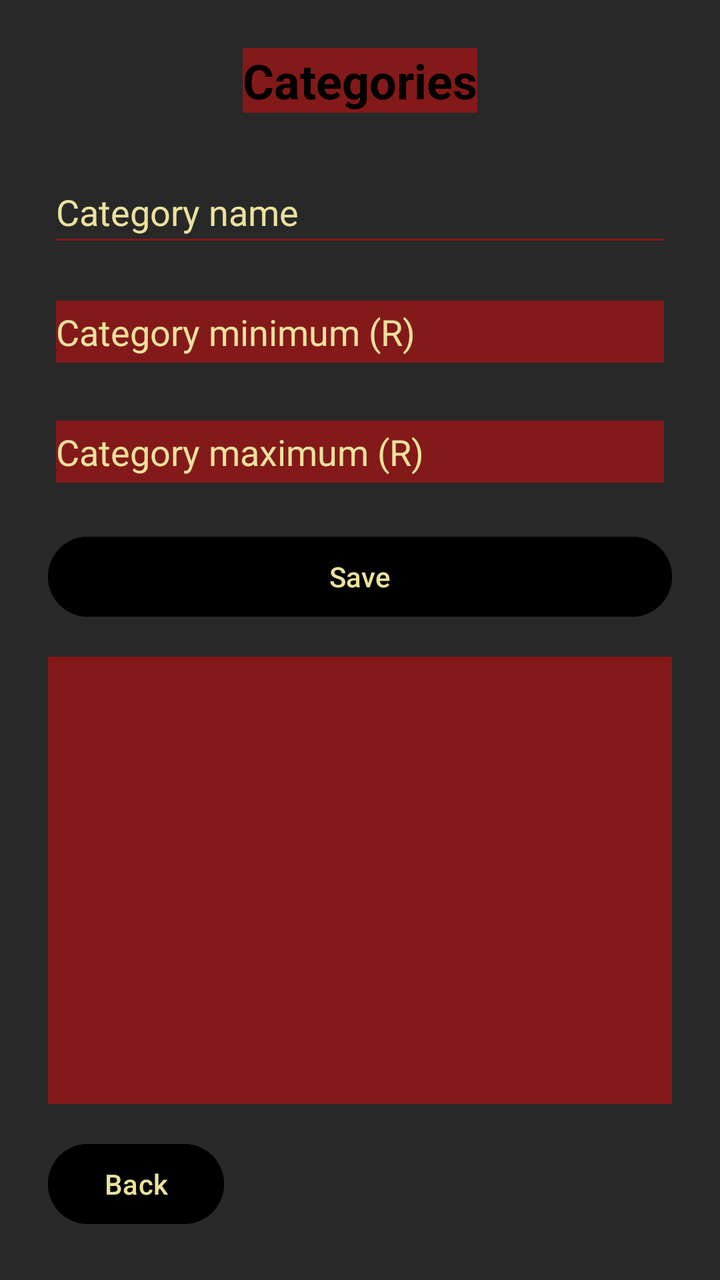
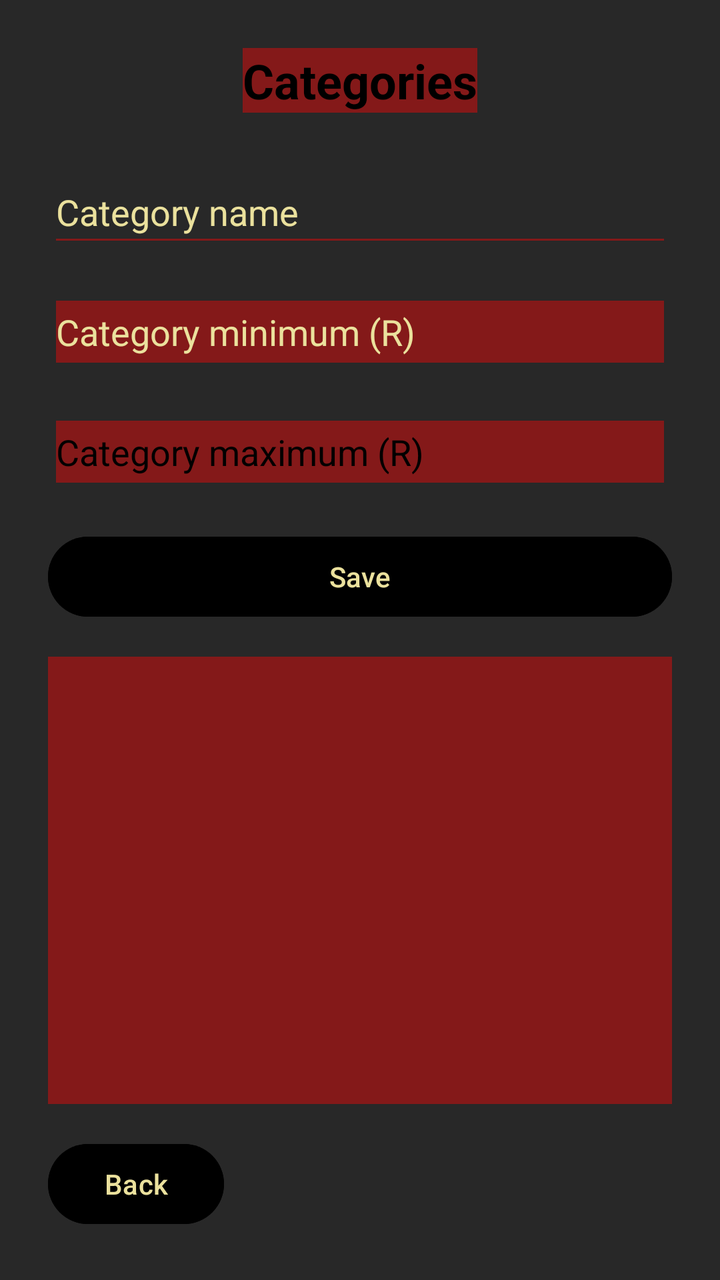

An Android layout rendered at two revisions. The XML below is the earlier revision; the diff shows what the commit changed to produce the second picture.
<!-- AndroidManifest.xml: application theme Theme.OPSC7311Introduction -->
<!-- res/layout/activity_categories.xml -->
<?xml version="1.0" encoding="utf-8"?>
<androidx.constraintlayout.widget.ConstraintLayout xmlns:android="http://schemas.android.com/apk/res/android"
    xmlns:app="http://schemas.android.com/apk/res-auto"
    xmlns:tools="http://schemas.android.com/tools"
    android:layout_width="match_parent"
    android:layout_height="match_parent"
    android:background="#282828"
    android:backgroundTint="#282828"
    android:padding="24dp"
    tools:context=".Categories">

    <TextView
        android:id="@+id/tvCategoriesTitle"
        android:layout_width="wrap_content"
        android:layout_height="wrap_content"
        android:background="#841919"
        android:text="Categories"
        android:textColor="#000000"
        android:textSize="24sp"
        android:textStyle="bold"
        app:layout_constraintEnd_toEndOf="parent"
        app:layout_constraintStart_toStartOf="parent"
        app:layout_constraintTop_toTopOf="parent" />

    <EditText
        android:id="@+id/etCategory"
        android:layout_width="0dp"
        android:layout_height="wrap_content"
        android:layout_marginTop="24dp"
        android:backgroundTint="#841919"
        android:hint="Category name"
        android:inputType="text"
        android:minHeight="48dp"
        android:textColor="#841919"
        android:textColorHint="#EBE19D"
        app:layout_constraintEnd_toEndOf="parent"
        app:layout_constraintStart_toStartOf="parent"
        app:layout_constraintTop_toBottomOf="@id/tvCategoriesTitle" />

    <EditText
        android:id="@+id/etMin"
        android:layout_width="0dp"
        android:layout_height="wrap_content"
        android:layout_marginTop="12dp"
        android:backgroundTint="#841919"
        android:backgroundTintMode="screen"
        android:hint="Category minimum (R)"
        android:inputType="numberDecimal"
        android:minHeight="48dp"
        android:textColor="#000000"
        android:textColorHint="#EBE19D"
        app:layout_constraintEnd_toEndOf="parent"
        app:layout_constraintStart_toStartOf="parent"
        app:layout_constraintTop_toBottomOf="@id/etCategory" />

    <EditText
        android:id="@+id/etMax"
        android:layout_width="0dp"
        android:layout_height="wrap_content"
        android:layout_marginTop="12dp"
        android:backgroundTint="#841919"
        android:backgroundTintMode="screen"
        android:hint="Category maximum (R)"
        android:inputType="numberDecimal"
        android:minHeight="48dp"
        android:textColor="#000000"
        android:textColorHint="#EBE19D"
        app:layout_constraintEnd_toEndOf="parent"
        app:layout_constraintStart_toStartOf="parent"
        app:layout_constraintTop_toBottomOf="@id/etMin" />

    <Button
        android:id="@+id/btnSave"
        android:layout_width="0dp"
        android:layout_height="wrap_content"
        android:layout_marginTop="16dp"
        android:backgroundTint="#000000"
        android:text="Save"
        android:textColor="#EBE19D"
        app:layout_constraintEnd_toEndOf="parent"
        app:layout_constraintStart_toStartOf="parent"
        app:layout_constraintTop_toBottomOf="@id/etMax" />

    <ListView
        android:id="@+id/lvCategories"
        android:layout_width="0dp"
        android:layout_height="0dp"
        android:layout_marginTop="16dp"
        android:layout_marginBottom="16dp"
        android:background="#841919"
        android:backgroundTint="#841919"
        app:layout_constraintBottom_toTopOf="@id/btnBack"
        app:layout_constraintEnd_toEndOf="parent"
        app:layout_constraintStart_toStartOf="parent"
        app:layout_constraintTop_toBottomOf="@id/btnSave" />

    <Button
        android:id="@+id/btnBack"
        android:layout_width="wrap_content"
        android:layout_height="wrap_content"
        android:backgroundTint="#000000"
        android:text="Back"
        android:textColor="#EBE19D"
        app:layout_constraintBottom_toBottomOf="parent"
        app:layout_constraintStart_toStartOf="parent" />

</androidx.constraintlayout.widget.ConstraintLayout>
<!-- resources referenced by this layout -->
<resources>
  <style name="Theme.OPSC7311Introduction" parent="Base.Theme.OPSC7311Introduction" />
  <style name="Base.Theme.OPSC7311Introduction" parent="Theme.Material3.DayNight.NoActionBar">
          
          
      </style>
</resources>

<!-- the commit's change to res/layout/activity_categories.xml (unified diff, before → after) -->
@@ -64,7 +64,7 @@
         android:inputType="numberDecimal"
         android:minHeight="48dp"
         android:textColor="#000000"
-        android:textColorHint="#EBE19D"
+        android:textColorHint="#000000"
         app:layout_constraintEnd_toEndOf="parent"
         app:layout_constraintStart_toStartOf="parent"
         app:layout_constraintTop_toBottomOf="@id/etMin" />
